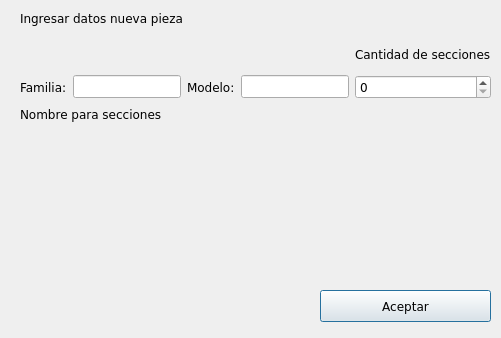
Before: the Qt Designer form ui_files/crear_pieza.ui in Sady-Guzman/herramienta_practica, drawn with Qt 5.
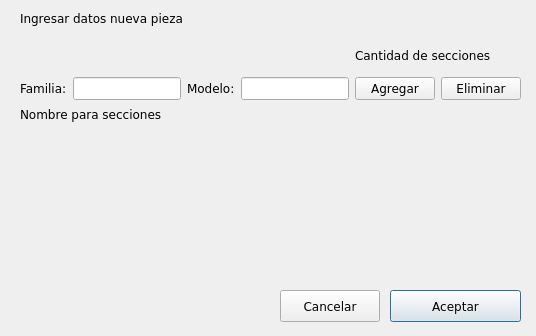
After: the same form once the commit is applied.

Commit message: arregla add/del rows en ventana crear pieza

Patch:
```diff
--- a/ui_files/crear_pieza.ui
+++ b/ui_files/crear_pieza.ui
@@ -6,8 +6,8 @@
    <rect>
     <x>0</x>
     <y>0</y>
-    <width>501</width>
-    <height>338</height>
+    <width>536</width>
+    <height>336</height>
    </rect>
   </property>
   <property name="font">
@@ -48,9 +48,9 @@
   <widget class="QPushButton" name="btn_aceptar">
    <property name="geometry">
     <rect>
-     <x>320</x>
+     <x>390</x>
      <y>290</y>
-     <width>171</width>
+     <width>131</width>
      <height>32</height>
     </rect>
    </property>
@@ -82,8 +82,8 @@
     <rect>
      <x>20</x>
      <y>40</y>
-     <width>471</width>
-     <height>59</height>
+     <width>501</width>
+     <height>60</height>
     </rect>
    </property>
    <layout class="QGridLayout" name="gridLayout_datos">
@@ -123,7 +123,22 @@
      </widget>
     </item>
     <item row="1" column="4">
-     <widget class="QSpinBox" name="spin_cant_agregar"/>
+     <layout class="QHBoxLayout" name="layout_btns_secciones">
+      <item>
+       <widget class="QPushButton" name="btn_agregar_seccion">
+        <property name="text">
+         <string>Agregar</string>
+        </property>
+       </widget>
+      </item>
+      <item>
+       <widget class="QPushButton" name="btn_eliminar_seccion">
+        <property name="text">
+         <string>Eliminar</string>
+        </property>
+       </widget>
+      </item>
+     </layout>
     </item>
    </layout>
   </widget>
@@ -140,6 +155,19 @@
     <string>Nombre para secciones</string>
    </property>
   </widget>
+  <widget class="QPushButton" name="btn_cancelar">
+   <property name="geometry">
+    <rect>
+     <x>280</x>
+     <y>290</y>
+     <width>100</width>
+     <height>32</height>
+    </rect>
+   </property>
+   <property name="text">
+    <string>Cancelar</string>
+   </property>
+  </widget>
  </widget>
  <resources/>
  <connections/>
```
The commit also changes 6 other files.
